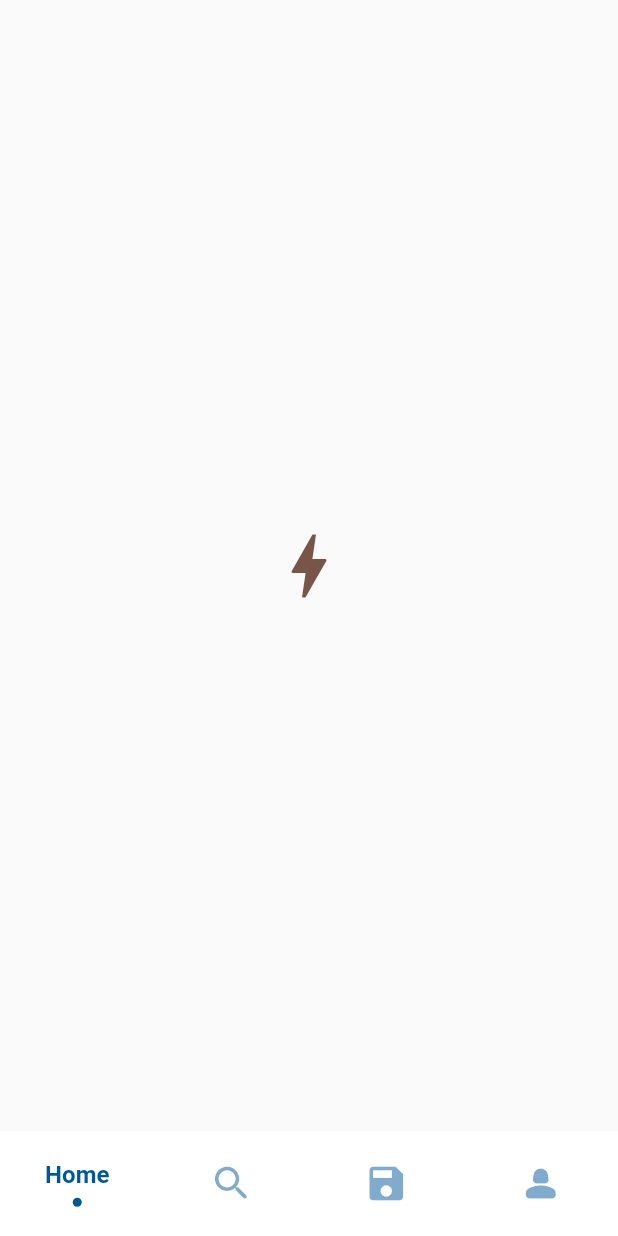
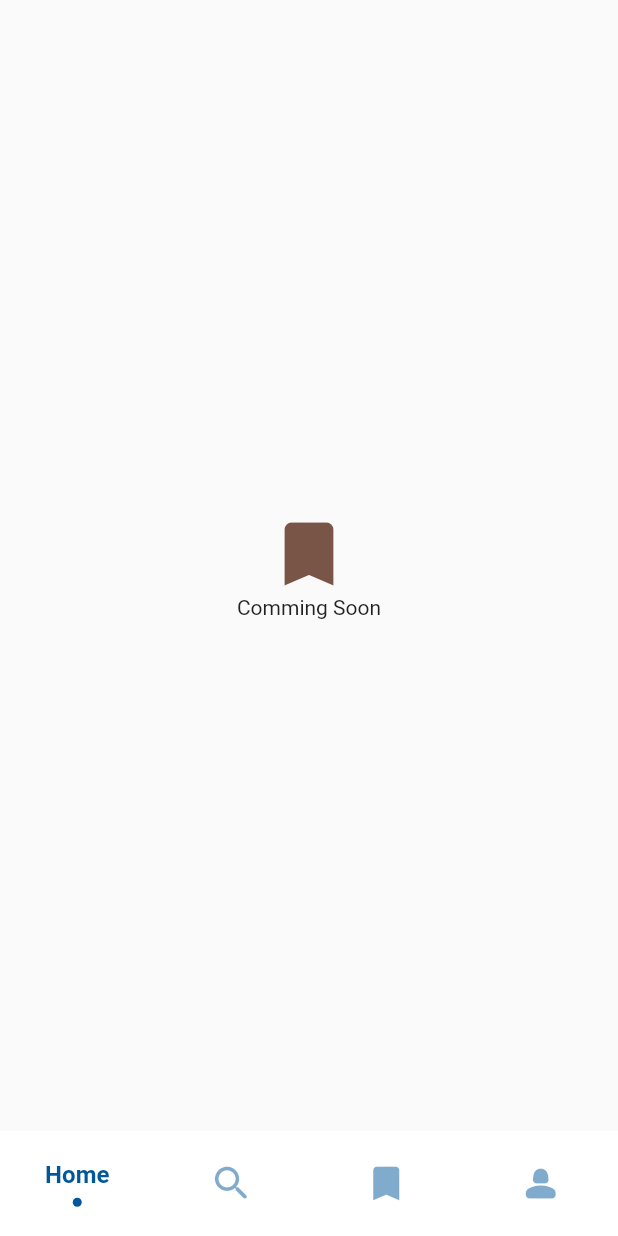
Before and after one commit to Asfand-Yar-Khan/flutter_test_app, a Flutter app: the screen it shows after launch, swiped to page 3, on a phone screen of 412 x 824 dp. Run offline on Flutter 3.47's test engine with Material 2 defaults, Android fonts, the phone set to English and light mode, and no system bars; drawn by our look-alikes of sliding_clipped_nav_bar; our stand-ins replace badges; network calls fail.

Commit message:
Hello All

```diff
--- a/lib/main.dart
+++ b/lib/main.dart
@@ -87,7 +87,7 @@ class _MyHomePageState extends State<MyHomePage> {
                   inactiveColor: Colors.green,
                 ),
                 BarItem(
-                  icon: Icons.save,
+                  icon: Icons.bookmark,
                   title: 'Save',
                   activeColor: Colors.blue,
                   inactiveColor: Colors.red,
@@ -116,7 +116,7 @@ class _MyHomePageState extends State<MyHomePage> {
                   title: 'Discover',
                 ),
                 BarItem(
-                  icon: Icons.save,
+                  icon: Icons.bookmark,
                   title: 'Save',
                 ),
                 BarItem(
@@ -602,25 +602,31 @@ List<Widget> _listOfWidget = <Widget>[
 
   Container(
     alignment: Alignment.center,
-    child: const Icon(
-      Icons.bolt,
-      size: 56,
-      color: Colors.brown,
+    child: Column(
+      mainAxisAlignment: MainAxisAlignment.center,
+      children: [
+        const Icon(
+          Icons.bookmark,
+          size: 56,
+          color: Colors.brown,
+        ),
+        Text("Comming Soon")
+      ],
     ),
   ),
   Container(
     alignment: Alignment.center,
     child:
-
-    // ElevatedButton(o child: Text("Open Dialogue"), onPressed: () => {
-    //   showDialog(context: context, builder: (context)=> const AlertDialog(
-    //     title: Text("Coming soon"),
-    //   ))
-    // },);
-      Icon(
-      Icons.tune_rounded,
-      size: 56,
-      color: Colors.brown,
+      Column(
+        mainAxisAlignment: MainAxisAlignment.center,
+        children: [
+          Icon(
+          Icons.person_2,
+          size: 56,
+          color: Colors.brown,
     ),
+    Text("Comming Soon")
+        ],
+      ),
   ),
 ];
```
